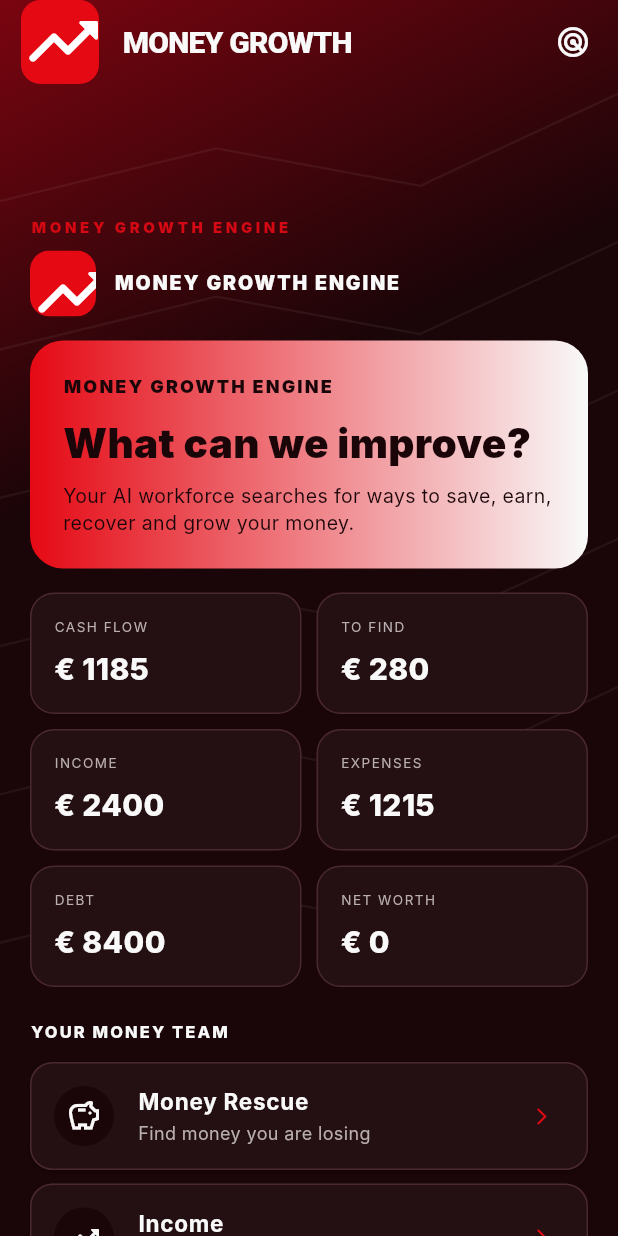
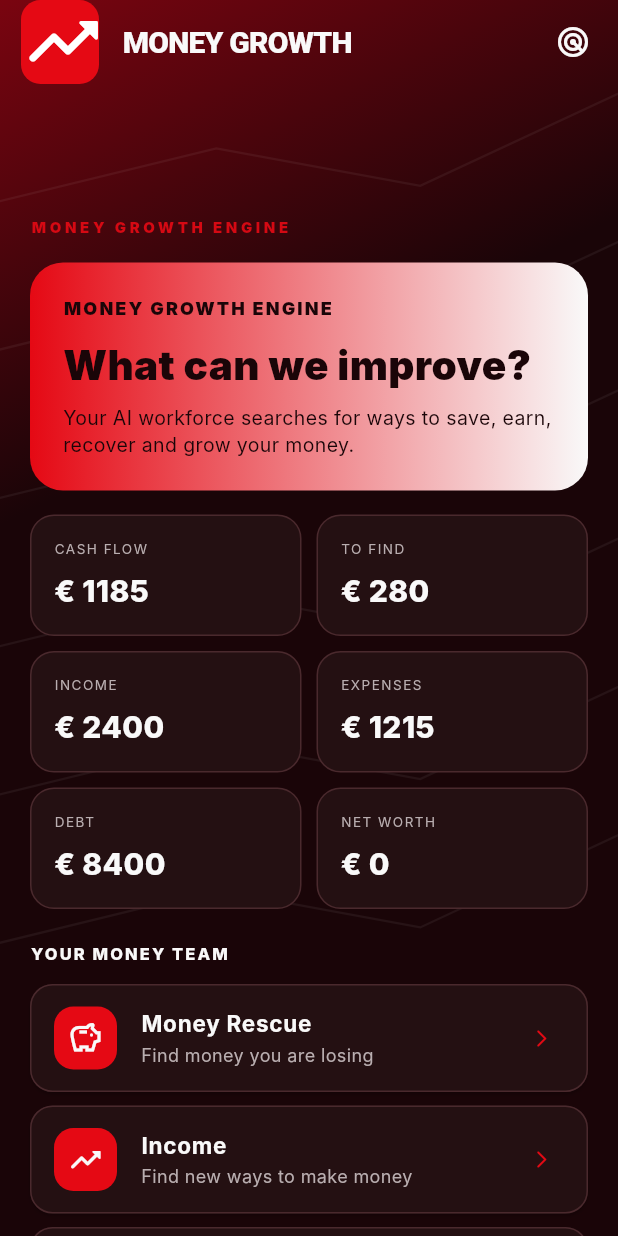
Before and after one commit to Mauricio-HNS/MONEY-GROWTH-ENGINE, a Flutter app: the HomeScreen screen opened by its route, on a phone screen of 412 x 824 dp. Run offline on Flutter 3.47's test engine with Material 3 defaults, Android fonts, the phone set to English and light mode, and no system bars; network calls fail; Roboto replaces fonts that are missing (Inter).

Commit message:
fix: standardize logo and red icon treatment

```diff
--- a/flutter_app/lib/screens/home.dart
+++ b/flutter_app/lib/screens/home.dart
@@ -3,7 +3,6 @@ import 'package:flutter/material.dart';
 import '../core/financial_store.dart';
 import '../routes.dart';
 import '../style/app_style.dart';
-import '../style/brand.dart';
 import 'screen_shell.dart';
 
 class HomeScreen extends StatelessWidget {
@@ -26,12 +25,7 @@ class HomeScreen extends StatelessWidget {
           child: Column(
             crossAxisAlignment: CrossAxisAlignment.start,
             children: [
-              Row(children: [
-                const BrandMark(size: 44, borderRadius: 13),
-                const SizedBox(width: 12),
-                const Expanded(child: Text(BrandAssets.appName, style: TextStyle(color: AppColors.white, fontSize: 13, fontWeight: FontWeight.w900, letterSpacing: 1.3))),
-              ]),
-              const SizedBox(height: 16),
+              const SizedBox(height: 8),
               Container(
                 width: double.infinity,
                 padding: const EdgeInsets.all(22),
@@ -133,7 +127,7 @@ class _AgentTile extends StatelessWidget {
     shape: RoundedRectangleBorder(borderRadius: BorderRadius.circular(15), side: const BorderSide(color: AppColors.border)),
     child: ListTile(
       onTap: () => Navigator.pushNamed(context, route),
-      leading: CircleAvatar(backgroundColor: AppColors.darkKnight, foregroundColor: AppColors.coldBlue, child: Icon(icon)),
+      leading: Container(width: 42, height: 42, decoration: BoxDecoration(color: AppColors.red, borderRadius: BorderRadius.circular(13)), child: Icon(icon, color: AppColors.white)),
       title: Text(title, style: const TextStyle(fontWeight: FontWeight.w700, color: AppColors.white)),
       subtitle: Text(subtitle, style: const TextStyle(color: AppColors.textMuted, fontSize: 12)),
       trailing: const Icon(Icons.arrow_forward_ios_rounded, size: 14, color: AppColors.laguna),
```
